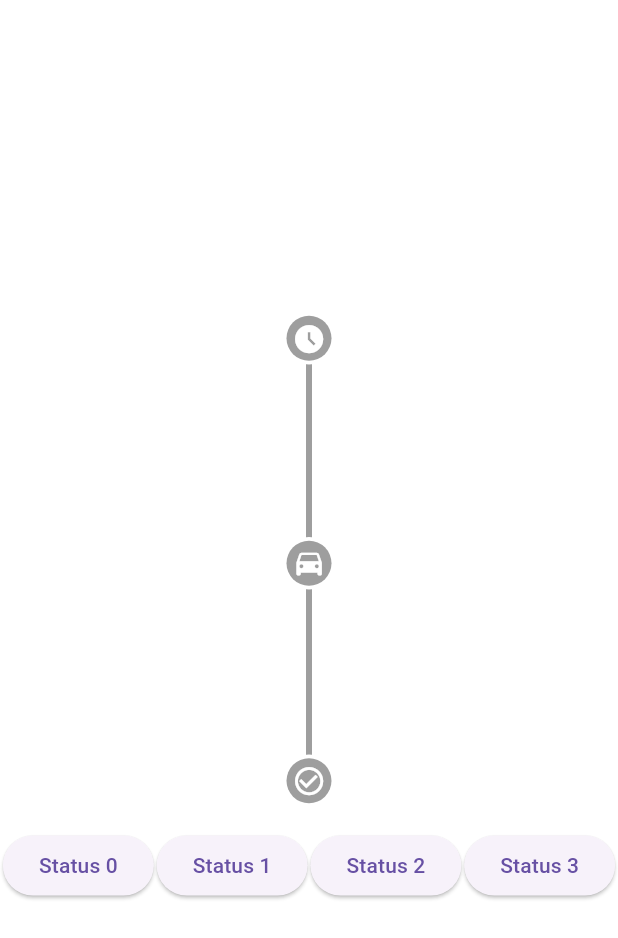
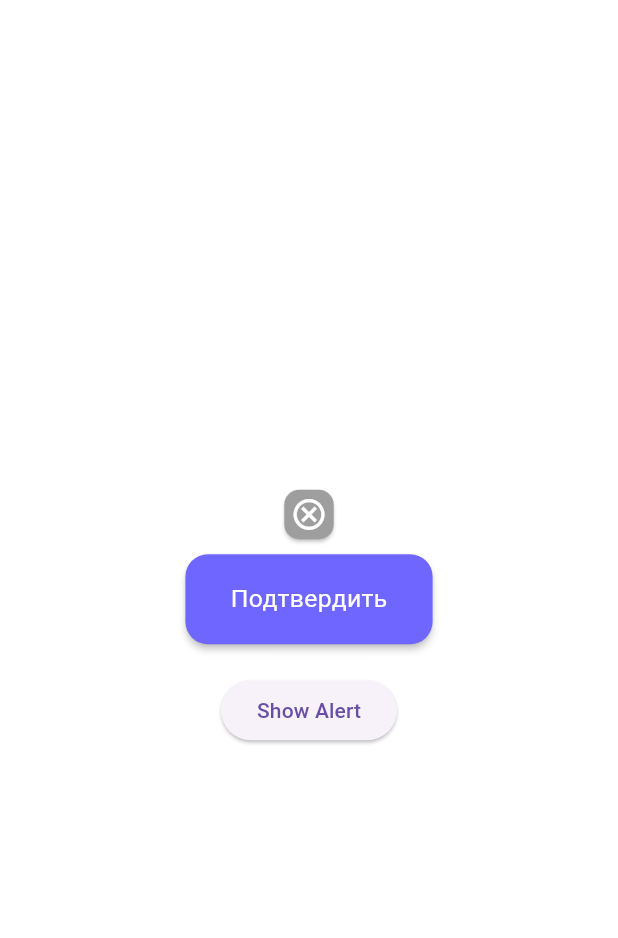
Before and after one commit to RogaJedi/work_1, a Flutter app: the screen it shows after launch, on a phone screen of 412 x 824 dp. Shown: the top 938 px of the screen. Run offline on Flutter 3.47's test engine with Material 3 defaults, Android fonts, the phone set to English and light mode, and no system bars; our stand-ins replace flutter_bloc.

Commit message:
working on buttons

```diff
--- a/lib/buttons/cancel.dart
+++ b/lib/buttons/cancel.dart
@@ -2,38 +2,37 @@ import 'package:flutter/material.dart';
 
 class Cancel extends StatelessWidget {
   final Color color;
-  final String text;
+  final IconData icon;
   final Function() onPressed;
 
   const Cancel({
     super.key,
     required this.color,
-    required this.text,
+    required this.icon,
     required this.onPressed
   });
 
-  //test
-
   @override
   Widget build(BuildContext context) {
+
+    final screenWidth = MediaQuery.of(context).size.width;
+
     return Material(
-      elevation: 2.0,
+      elevation: 1.0,
       color: color,
-      borderRadius: BorderRadius.circular(15.0),
+      borderRadius: BorderRadius.circular(10.0),
       child: InkWell(
         onTap: onPressed,
         splashColor: Colors.white.withValues(alpha: 0.1),
-        //highlightColor: Colors.white.withValues(alpha: 0.1),
         borderRadius: BorderRadius.circular(15.0),
-        child: Container(
-          height: 50,
-          width: 200,
+        child: SizedBox(
+          height: screenWidth * 0.08,
+          width: screenWidth * 0.08,
           child: Center(
-              child: Text(
-                  text,
-                style: TextStyle(
-                  color: Colors.white
-                ),
+              child: Icon(
+                  icon,
+                color: Colors.white,
+                size: screenWidth * 0.06,
               )
           ),
         ),
--- a/lib/buttons/confirm.dart
+++ b/lib/buttons/confirm.dart
@@ -12,32 +12,40 @@ class Confirm extends StatelessWidget {
     required this.onPressed
   });
 
-  //test
-
   @override
   Widget build(BuildContext context) {
+    return LayoutBuilder(
+      builder: (BuildContext context, BoxConstraints constraints) {
+
+        final containerWidth = constraints.maxWidth;
+        final containerHeight = constraints.maxHeight;
+
         return Material(
           elevation: 2.0,
           color: color,
           borderRadius: BorderRadius.circular(15.0),
           child: InkWell(
             onTap: onPressed,
-        splashColor: Colors.white.withValues(alpha: 0.1),
-        //highlightColor: Colors.white.withValues(alpha: 0.1),
+            splashColor: Colors.white.withAlpha(25),
             borderRadius: BorderRadius.circular(15.0),
             child: Container(
-          height: 50,
-          width: 200,
+
+              height: containerHeight * 0.055,
+              width: containerWidth * 0.4,
+
               child: Center(
                 child: Text(
                   text,
                   style: TextStyle(
-                    color: Colors.white
+                    color: Colors.white,
+                    fontSize: containerWidth * 0.04,
                   ),
-              )
+                ),
               ),
             ),
           ),
         );
+      },
+    );
   }
 }
--- a/lib/main.dart
+++ b/lib/main.dart
@@ -95,15 +95,47 @@ class MyHomePage extends StatelessWidget {
               child: Column(
                 mainAxisAlignment: MainAxisAlignment.center,
                 children: [
-                  /*
+
                     Column(
                       children: [
-                        Cancel(color: Color(0xFF000118), text: "Отмена", onPressed: () => print("button pressed"),),
+                        Cancel(color: Colors.grey, icon: Icons.cancel_outlined, onPressed: () => print("button pressed"),),
                         SizedBox(height: 10,),
-                        Confirm(color: Color(0xFF6E66FE), text: "Подтвердить", onPressed: () => print("button pressed"),),
+                        SizedBox(
+                            height: 60,
+                            child: Confirm(color: Color(0xFF6E66FE), text: "Подтвердить", onPressed: () => print("button pressed"),)
+                        ),
                       ],
-                    )
-                     */
+                    ),
+                  SizedBox(height: 20,),
+                  ElevatedButton(
+                    child: Text('Show Alert'),
+                    onPressed: () {
+                      showDialog(
+                        context: context,
+                        builder: (BuildContext context) {
+                          return AlertDialog(
+                            title: Text('Alert Title'),
+                            content: Container(
+                              width: 200,
+                              height: 400,
+                              child: Stack(
+                                children: [
+                                  Positioned(
+                                    bottom: 10,
+                                      child: Confirm(
+                                        color: Color(0xFF6E66FE),
+                                        text: "Подтвердить",
+                                        onPressed: () => print("button pressed"),
+                                      )
+                                  )
+                                ],
+                              ),
+                            ),
+                          );
+                        },
+                      );
+                    },
+                  )
 
                   /*
                     ProductCard(
@@ -130,6 +162,7 @@ class MyHomePage extends StatelessWidget {
                     )
                      */
 
+                  /*
                   BlocProvider(
                     create: (context) => StatusTrackBloc(
                       apiService: apiService,
@@ -179,6 +212,8 @@ class MyHomePage extends StatelessWidget {
                     ),
                   ),
 
+                   */
+
 
 
 
```
Also changed, not shown: lib/custom_notification/custom_notification.dart (added), 4 other files. Lines whose indentation alone changed are shown as unchanged.
